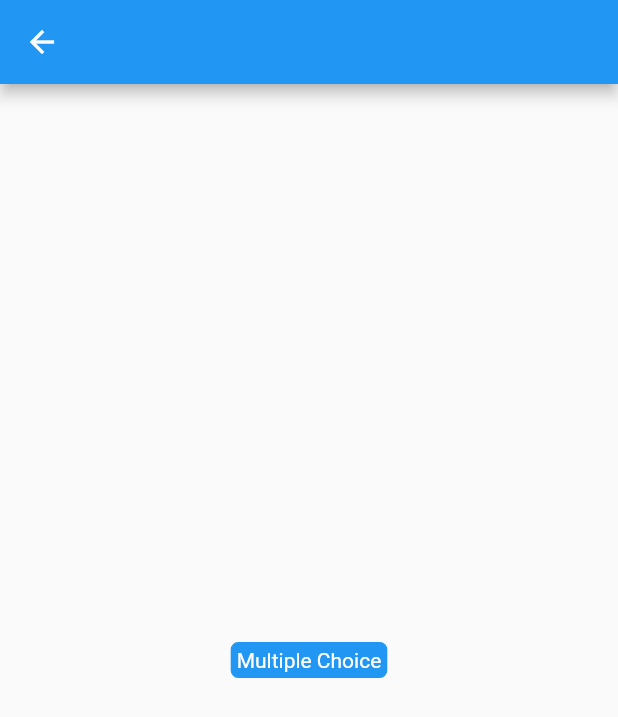
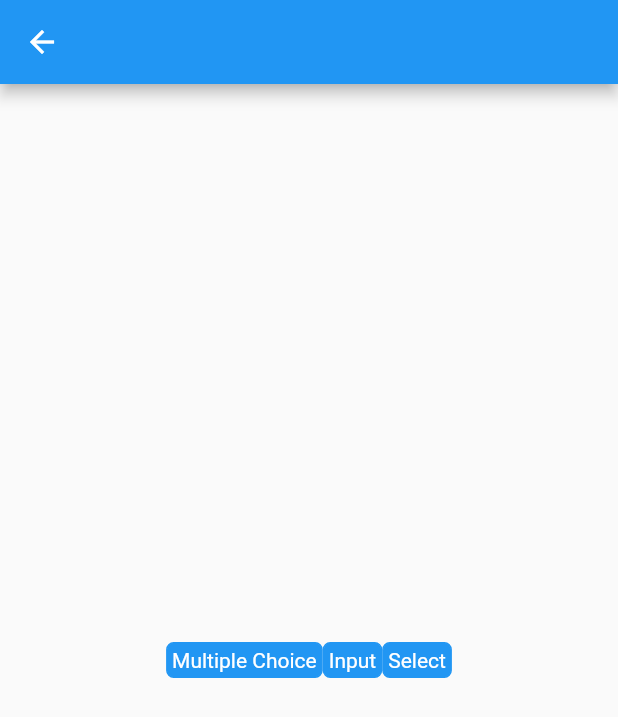
Before and after one commit to cyclexit/object_guesser, a Flutter app: the AboutPage screen opened by its route, on a phone screen of 412 x 824 dp. Shown: the top 717 px of the screen. Run offline on Flutter 3.47's test engine with Material 2 defaults, Android fonts, the phone set to English and light mode, and no system bars; our stand-ins replace font_awesome_flutter.

Commit message:
Improve the details

```diff
--- a/lib/game/game_mode.dart
+++ b/lib/game/game_modes.dart
@@ -11,4 +11,4 @@ const GameModeInfo input = GameModeInfo(
 const GameModeInfo select = GameModeInfo(
     gameMode: "Select",
     gameModeDescription:
-        "Select the pictures which contain the object given by the label.");
+        "Select the pictures which contain the object described by the label.");
--- a/lib/ui/pages/about/about.dart
+++ b/lib/ui/pages/about/about.dart
@@ -1,6 +1,6 @@
 import 'package:flutter/material.dart';
 
-import 'package:object_guesser/game/game_mode.dart';
+import 'package:object_guesser/game/game_modes.dart';
 import 'package:object_guesser/ui/widgets/game_mode_header.dart';
 
 /*
@@ -13,9 +13,15 @@ class AboutPage extends StatelessWidget {
   Widget build(BuildContext context) {
     return Scaffold(
       appBar: AppBar(),
-      body: const Center(
-        child: GameModeHeader(
-          gameModeInfo: multipleChoice,
+      body: Center(
+        child: Row(
+          mainAxisAlignment: MainAxisAlignment.center,
+          mainAxisSize: MainAxisSize.min,
+          children: const [
+            GameModeHeader(gameModeInfo: multipleChoice),
+            GameModeHeader(gameModeInfo: input),
+            GameModeHeader(gameModeInfo: select),
+          ],
         ),
       ),
     );
```
